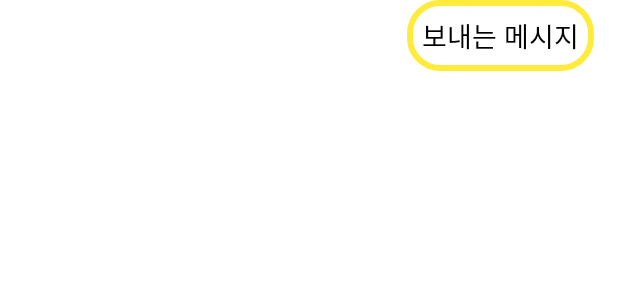
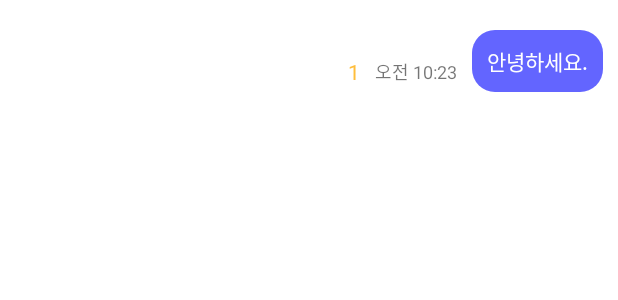
Before and after one commit to eaw4562/Animal, an Android app: the layout send.xml on its own in the app's theme, with its tools: preview values and no code run, on a phone screen of 412 x 824 dp. Shown: the top 300 px of the screen. Run offline under Robolectric (Android 15) with nearby library versions, the phone set to English and light mode, and no system bars.

Commit message:
채팅목록 및 채팅 구현 완료
To-do : 채팅 확인 표시, 뒤로가기 버튼 눌럿을때 데이터 유지, 좋아요 버튼

```diff
--- a/app/src/main/java/com/example/animal/BoardDetailFragment.kt
+++ b/app/src/main/java/com/example/animal/BoardDetailFragment.kt
@@ -63,6 +63,7 @@ class BoardDetailFragment : Fragment() {
                     Log.e(TAG, "유저 데이터 오류", error.toException())
                 }
             })
+
 
         return binding.root
     }
--- a/app/src/main/java/com/example/animal/ChatFragment.kt
+++ b/app/src/main/java/com/example/animal/ChatFragment.kt
@@ -54,8 +54,10 @@ class ChatFragment : Fragment() {
             reciverUid = it.getString("uid").toString()
             title = it.getString("title").toString()
 
-            //접속자 Uid
-            val senderUid = mAuth.currentUser?.uid
+            var senderUid = it.getString("senderUid")
+            if (senderUid == null) {
+                senderUid = mAuth.currentUser?.uid
+            }
 
 
             //채팅 방
--- /dev/null
+++ b/app/src/main/res/drawable/background_talk.xml
@@ -0,0 +1,5 @@
+<?xml version="1.0" encoding="utf-8"?>
+<shape xmlns:android="http://schemas.android.com/apk/res/android">
+    <solid android:color="#ECECEC"/>
+    <corners android:radius="15dp"/>
+</shape>
--- /dev/null
+++ b/app/src/main/res/drawable/background_talk_mine.xml
@@ -0,0 +1,5 @@
+<?xml version="1.0" encoding="utf-8"?>
+<shape xmlns:android="http://schemas.android.com/apk/res/android">
+    <solid android:color="#6365FF"/>
+    <corners android:radius="15dp"/>
+</shape>
--- a/app/src/main/res/layout/send.xml
+++ b/app/src/main/res/layout/send.xml
@@ -1,31 +1,50 @@
-<RelativeLayout xmlns:android="http://schemas.android.com/apk/res/android"
+<?xml version="1.0" encoding="utf-8"?>
+<androidx.constraintlayout.widget.ConstraintLayout xmlns:android="http://schemas.android.com/apk/res/android"
+    xmlns:app="http://schemas.android.com/apk/res-auto"
+    xmlns:tools="http://schemas.android.com/tools"
+    android:id="@+id/background"
     android:layout_width="match_parent"
-    android:layout_height="wrap_content">
+    android:layout_height="wrap_content"
+    android:layout_marginTop="20dp"
+    android:layout_marginBottom="20dp">
 
     <TextView
-        android:id="@+id/send_message_text"
+        android:id="@+id/txt_message"
         android:layout_width="wrap_content"
         android:layout_height="wrap_content"
-        android:layout_alignParentEnd="true"
-        android:layout_marginEnd="16dp"
-        android:background="@drawable/send_back"
+        android:autoLink="web"
+        android:background="@drawable/background_talk_mine"
+        android:gravity="start|center_vertical"
+        android:linksClickable="true"
+        android:layout_marginRight="10dp"
         android:padding="10dp"
-        android:text="보내는 메시지"
-        android:textColor="@android:color/black"
-        android:textSize="18sp" />
-
+        android:text="안녕하세요."
+        android:textColor="@color/white"
+        app:layout_constraintBottom_toBottomOf="parent"
+        app:layout_constraintEnd_toEndOf="parent"
+        app:layout_constraintTop_toTopOf="parent" />
 
     <TextView
-        android:id="@+id/send_timestamp_text"
+        android:id="@+id/txt_date"
         android:layout_width="wrap_content"
         android:layout_height="wrap_content"
-        android:layout_alignStart="@id/send_message_text"
-        android:layout_alignBottom="@id/send_message_text"
-        android:layout_marginStart="-39dp"
-        android:layout_marginBottom="5dp"
-        android:paddingStart="8dp"
-        android:paddingEnd="8dp"
-        android:textColor="#888888"
-        android:textSize="12sp" />
+        android:layout_marginEnd="10dp"
+        android:layout_marginRight="10dp"
+        android:text="오전 10:23"
+        android:textSize="12dp"
+        app:layout_constraintBottom_toBottomOf="@+id/txt_message"
+        app:layout_constraintEnd_toStartOf="@+id/txt_message"
+        app:layout_constraintTop_toTopOf="@+id/txt_message"
+        app:layout_constraintVertical_bias="0.8" />
 
-</RelativeLayout>
+    <TextView
+        android:id="@+id/txt_isShown"
+        android:layout_width="wrap_content"
+        android:layout_height="wrap_content"
+        android:layout_marginEnd="10dp"
+        android:text="1"
+        android:textColor="#FFBE3C"
+        app:layout_constraintBottom_toBottomOf="@+id/txt_date"
+        app:layout_constraintEnd_toStartOf="@+id/txt_date"
+        app:layout_constraintTop_toTopOf="@+id/txt_date" />
+</androidx.constraintlayout.widget.ConstraintLayout>
```
Also changed, not shown: app/src/main/java/com/example/animal/adapter/ChatAdapter.kt (+4 -4 lines), app/src/main/java/com/example/animal/adapter/ChatRoomAdapter.kt (+6 -2 lines), app/src/main/res/layout/receive.xml (+40 -18 lines).
